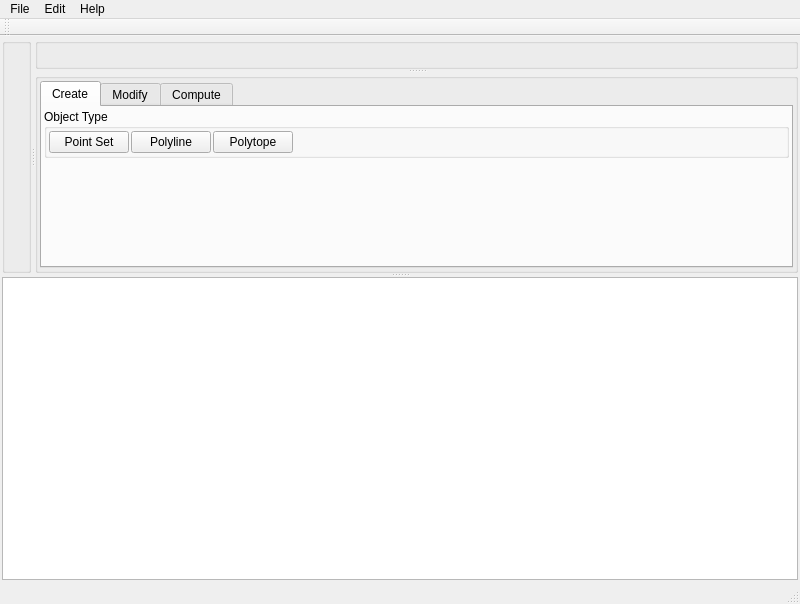
unc-compgeom/DDAD, file workbench/forms/window_main.ui: the form before one commit.
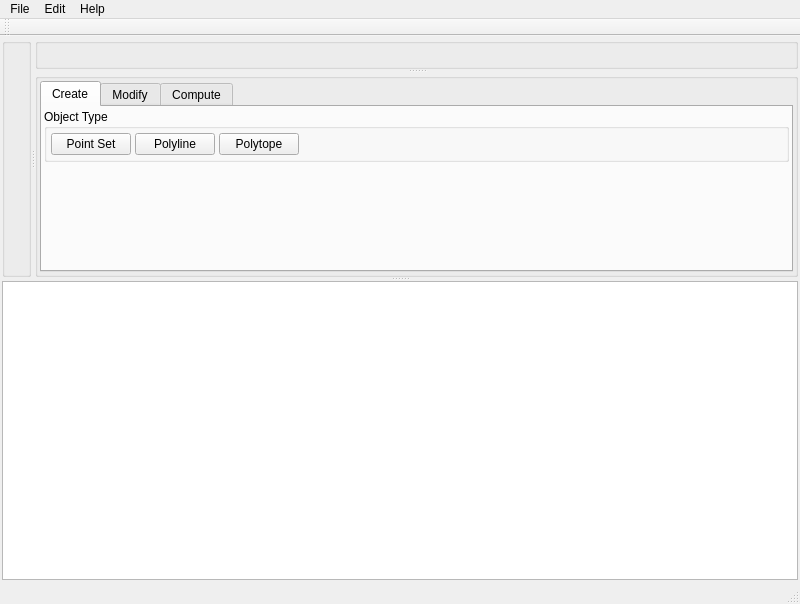
The form after the commit. Icons and pictures are not drawn.

What changed in the file:
```diff
--- a/workbench/forms/window_main.ui
+++ b/workbench/forms/window_main.ui
@@ -161,19 +161,19 @@
                 </property>
                 <layout class="QGridLayout" name="gridLayout_5">
                  <property name="leftMargin">
-                  <number>2</number>
+                  <number>4</number>
                  </property>
                  <property name="topMargin">
-                  <number>2</number>
+                  <number>4</number>
                  </property>
                  <property name="rightMargin">
-                  <number>2</number>
+                  <number>4</number>
                  </property>
                  <property name="bottomMargin">
-                  <number>2</number>
+                  <number>4</number>
                  </property>
                  <property name="spacing">
-                  <number>2</number>
+                  <number>4</number>
                  </property>
                  <item row="0" column="2">
                   <widget class="QPushButton" name="create_polytope">
@@ -263,7 +263,7 @@
                 </layout>
                </widget>
               </item>
-              <item row="1" column="0">
+              <item row="2" column="0">
                <spacer name="create_tab_spacer">
                 <property name="orientation">
                  <enum>Qt::Vertical</enum>
```
